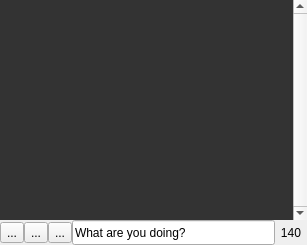
ayoy/qtwitter, file ui/mainwindow.ui: the form before one commit.
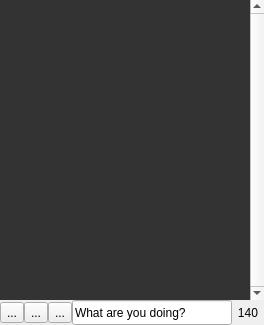
The form after the commit. Icons and pictures are not drawn. Custom widgets are drawn as their Qt base class.

What changed in the file:
```diff
--- a/ui/mainwindow.ui
+++ b/ui/mainwindow.ui
@@ -6,8 +6,8 @@
    <rect>
     <x>0</x>
     <y>0</y>
-    <width>307</width>
-    <height>245</height>
+    <width>264</width>
+    <height>325</height>
    </rect>
   </property>
   <property name="minimumSize">
```
Left out of the diff: 4 changed lines with no effect on the pictures.
